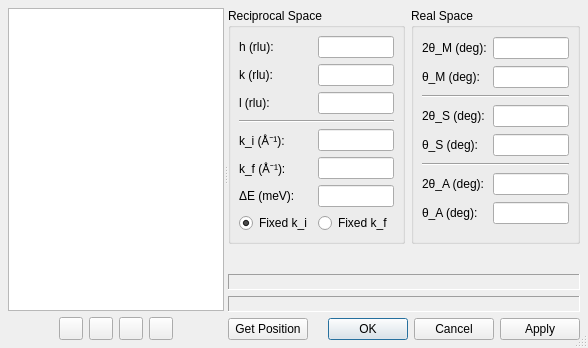
This is ui/goto.ui in t-weber/takin as Qt 5 draws it before an edit. The edited form follows.
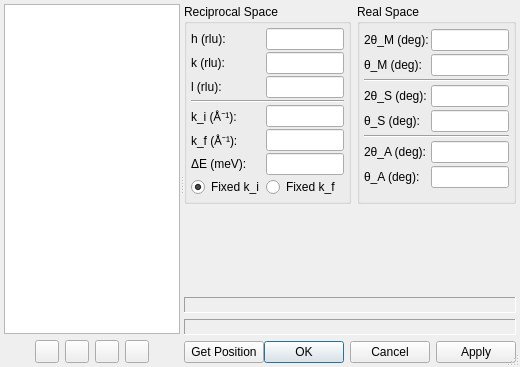
This is the edited form.

Diff of the .ui file:
```diff
--- a/ui/goto.ui
+++ b/ui/goto.ui
@@ -6,8 +6,8 @@
    <rect>
     <x>0</x>
     <y>0</y>
-    <width>588</width>
-    <height>348</height>
+    <width>520</width>
+    <height>367</height>
    </rect>
   </property>
   <property name="windowTitle">
@@ -18,7 +18,10 @@
   </property>
   <layout class="QGridLayout" name="gridLayout_5">
    <property name="margin">
-    <number>8</number>
+    <number>4</number>
+   </property>
+   <property name="spacing">
+    <number>2</number>
    </property>
    <item row="0" column="0">
     <widget class="QSplitter" name="splitter">
@@ -164,7 +167,10 @@
          </property>
          <layout class="QGridLayout" name="gridLayout">
           <property name="margin">
-           <number>8</number>
+           <number>4</number>
+          </property>
+          <property name="spacing">
+           <number>2</number>
           </property>
           <item row="5" column="0">
            <widget class="QLabel" name="label_6">
@@ -266,7 +272,10 @@
          </property>
          <layout class="QGridLayout" name="gridLayout_2">
           <property name="margin">
-           <number>8</number>
+           <number>4</number>
+          </property>
+          <property name="spacing">
+           <number>2</number>
           </property>
           <item row="0" column="1">
            <widget class="QLineEdit" name="edit2ThetaM">
```
